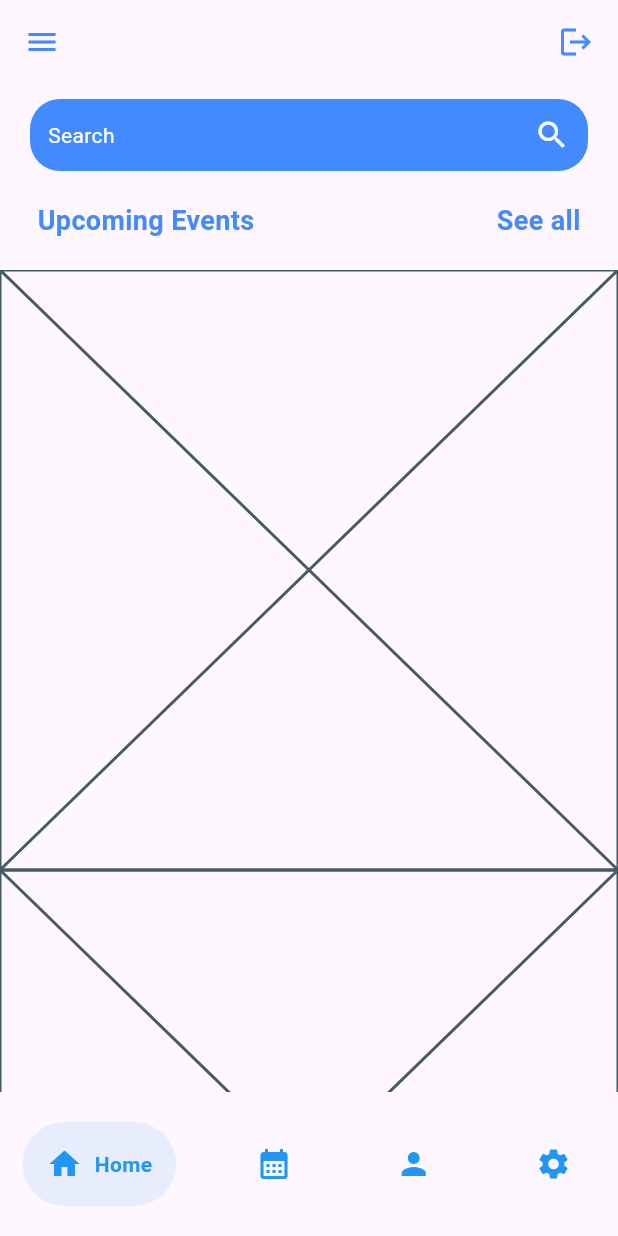
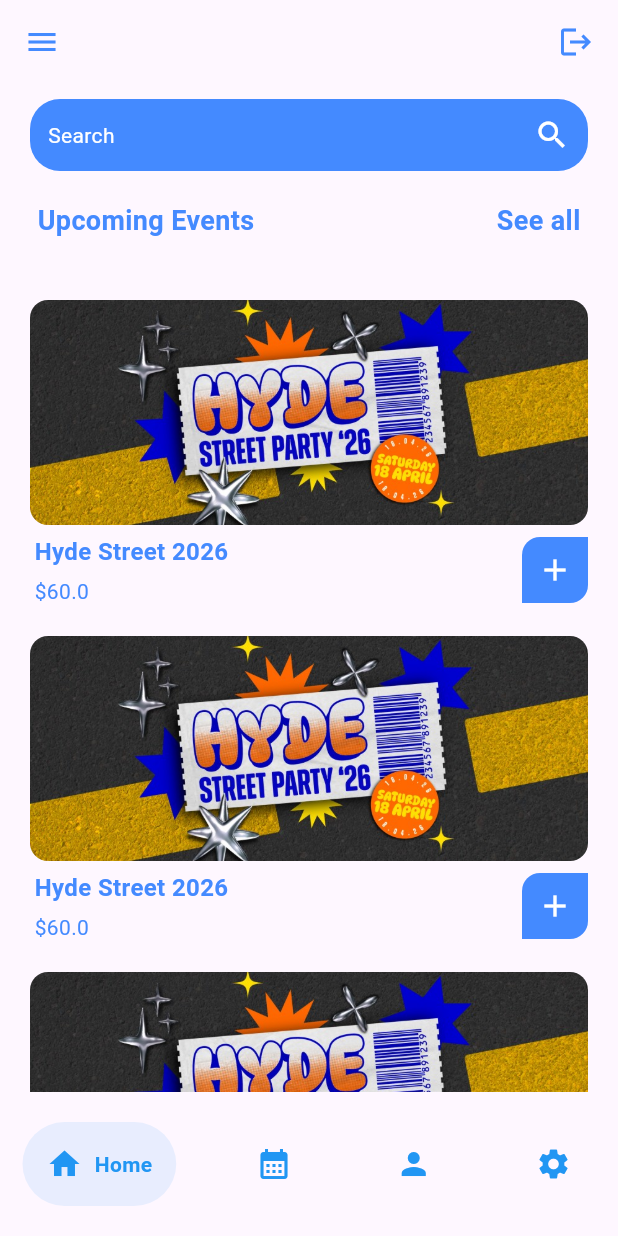
Before and after one commit to dunja131/UniVents, a Flutter app: the screen it shows after launch, on a phone screen of 412 x 824 dp. Run offline on Flutter 3.47's test engine with Material 3 defaults, Android fonts, the phone set to English and light mode, and no system bars; drawn by our look-alikes of google_nav_bar.

Commit message:
Implemented event_tile component and styling

```diff
--- /dev/null
+++ b/frontend/lib/components/event_tile.dart
@@ -0,0 +1,96 @@
+import 'package:flutter/material.dart';
+import '../models/event.dart';
+
+class EventTile extends StatelessWidget {
+  Event event;
+  EventTile({super.key, required this.event});
+
+  @override
+  Widget build(BuildContext context) {
+    return Container(
+      margin: EdgeInsets.only(left: 20, right: 20, top: 20),
+      width: 280,
+      //height: 290,
+      decoration: BoxDecoration(
+        color: Colors.transparent,
+        borderRadius: BorderRadius.circular(12)
+      ),
+      child: Column(
+        mainAxisAlignment: MainAxisAlignment.spaceBetween,
+        children: [
+          ClipRRect(
+            borderRadius: BorderRadius.circular(12),
+            child: SizedBox(
+              height: 150,
+              width: 400,
+
+
+              child: Image.asset(
+                event.imagePath,
+                fit: BoxFit.cover,
+              )
+            )
+          ),
+
+          Padding(
+            padding: const EdgeInsets.only(left: 3, top: 6),
+            child: Row(
+              mainAxisAlignment: MainAxisAlignment.spaceBetween,
+              //crossAxisAlignment: CrossAxisAlignment.start,
+              children: [
+                Column(
+                  crossAxisAlignment: CrossAxisAlignment.start,
+                  children: [
+                  Text(
+                    event.title,
+                    style: TextStyle(
+                      fontWeight: FontWeight.bold,
+                      fontSize: 16,
+                      color: Colors.blueAccent
+
+                    ),
+                  ),
+
+                  const SizedBox(height: 5),
+
+
+                  Text(
+                    "\$${event.price}",
+                    style: TextStyle(
+                      //fontWeight: FontWeight.bold,
+                      fontSize: 14,
+                      color: Colors.blueAccent
+
+                    ),
+                  ),
+                  ],
+                ),
+
+                Container(
+                  padding: const EdgeInsets.all(10),
+                  decoration: const BoxDecoration(
+                    color: Colors.blueAccent,
+                    borderRadius: BorderRadius.only(
+                      topLeft: Radius.circular(12),
+                      bottomRight: Radius.circular(12)
+                    )
+                  ),
+                  child: const Icon(
+                    Icons.add,
+                    color: Colors.white,
+                    )
+                  )
+              ],
+            ),
+          )
+
+
+
+
+
+        ]
+      ),
+    );
+
+  }
+}
--- a/frontend/lib/homepage.dart
+++ b/frontend/lib/homepage.dart
@@ -27,14 +27,6 @@ class _HomePageState extends State<HomePage> {
     FriendsPage(),
     SettingsPage(),
   ];
-
-  final List<String> _pageTitles = [
-    'Home',
-    'Calendar',
-    'Friends',
-    'Settings',
-  ];
-
 
   @override
   Widget build(BuildContext context) {
--- a/frontend/lib/models/event.dart
+++ b/frontend/lib/models/event.dart
@@ -1,16 +1,21 @@
+
 class Event {
   final String title;
-  final DateTime date;
-  final Duration time;
+  final double price;
+  final String date;
+  final String time;
   final String description;
   final String location;
-  final List<String> attendees;
+  final String imagePath;
+  //final List<String> attendees;
   Event({
     required this.title,
+    required this.price,
     required this.date,
     required this.time,
     required this.description,
     required this.location,
-    required this.attendees,
+    required this.imagePath,
+    //required this.attendees,
   });
 }
--- a/frontend/lib/pages/components/event_tile.dart
+++ /dev/null
@@ -1,10 +0,0 @@
-import 'package:flutter/material.dart';
-
-class EventTile extends StatelessWidget {
-  const EventTile({super.key});
-
-  @override
-  Widget build(BuildContext context) {
-    return const Placeholder();
-  }
-}
--- a/frontend/lib/pages/landing.dart
+++ b/frontend/lib/pages/landing.dart
@@ -1,5 +1,6 @@
 import 'package:flutter/material.dart';
-import 'components/event_tile.dart';
+import 'package:frontend/models/event.dart';
+import '../../components/event_tile.dart';
 
 class LandingPage extends StatefulWidget {
   const LandingPage({super.key});
@@ -65,9 +66,12 @@ class _LandingPageState extends State<LandingPage> {
 
         Expanded(
           child: ListView.builder(
+            itemCount: 12,
             itemBuilder: (context, index) {
-              // Return the widget for each list item
-              return EventTile();
+              Event event = Event(title: "Hyde Street 2026", price: 60.00  , date: "18/04/2026", time: "11:00am", description: "Pretty sendy time", location: "Hyde Street", imagePath: "lib/images/HydeStreet.jpg");
+              return EventTile(
+                event: event,
+              );
             }
           ),
         )
--- a/frontend/pubspec.yaml
+++ b/frontend/pubspec.yaml
@@ -60,8 +60,8 @@ flutter:
   uses-material-design: true
 
   # To add assets to your application, add an assets section, like this:
-  # assets:
-  #   - images/a_dot_burr.jpeg
+  assets:
+  - lib/images/
   #   - images/a_dot_ham.jpeg
 
   # An image asset can refer to one or more resolution-specific "variants", see
```
Also changed, not shown: frontend/lib/images/HydeStreet.jpg (added).
